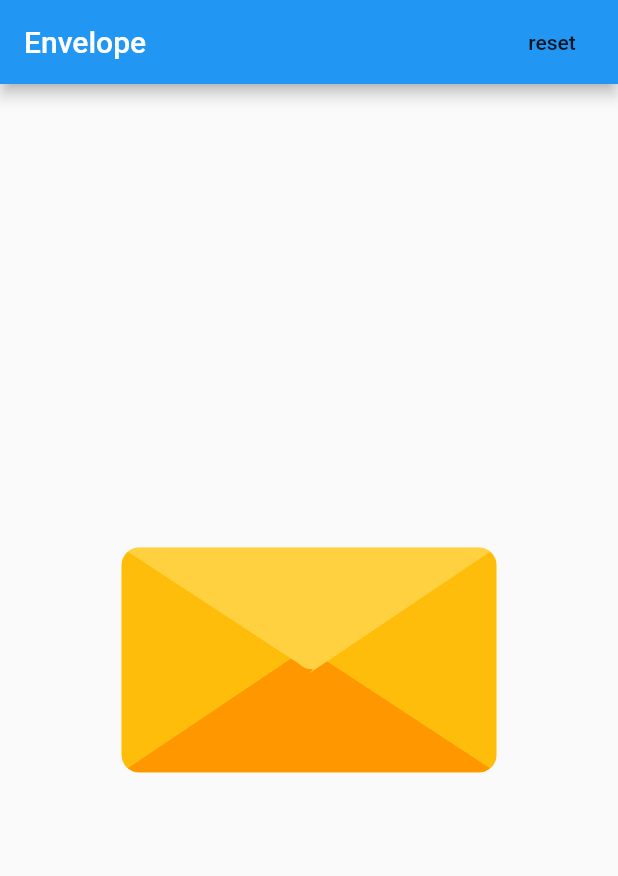
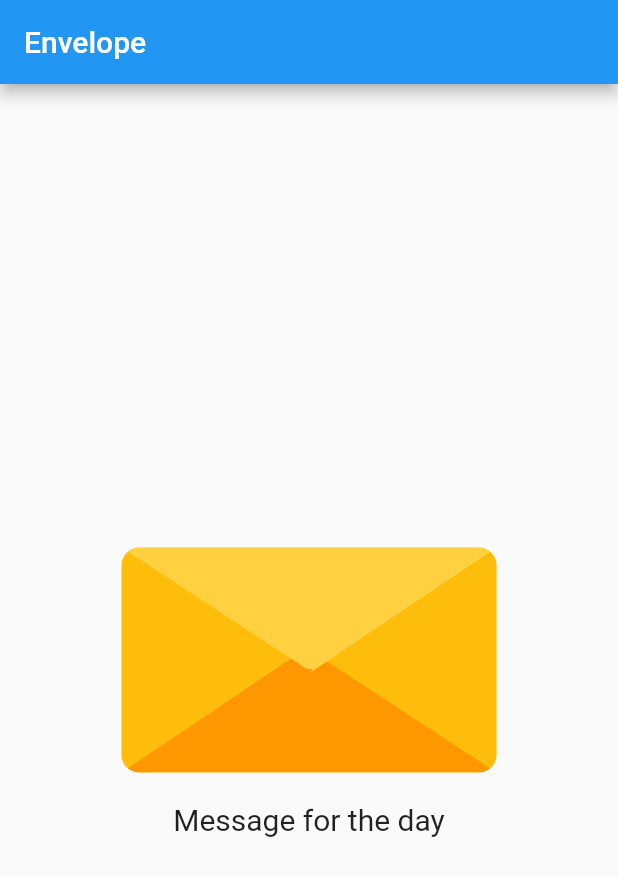
Before and after one commit to shaikabbas051/DailyQuote, a Flutter app: the screen it shows after launch, on a phone screen of 412 x 824 dp. Shown: the top 876 px of the screen. Run offline on Flutter 3.47's test engine with Material 2 defaults, Android fonts, the light colour scheme and no system bars; our stand-ins replace flutter_svg, shared_preferences.

Commit message:
added animation on card message

```diff
--- /dev/null
+++ b/lib/Components/EnvelopeComponent.dart
@@ -0,0 +1,324 @@
+import 'package:envelope/Components/QuoteComponent.dart';
+import 'package:envelope/Components/SideTriangle.dart';
+import 'package:envelope/Components/Triangle.dart';
+import 'package:flutter/material.dart';
+import 'dart:async' show Future;
+import 'dart:convert';
+import 'package:flutter_svg/flutter_svg.dart';
+import 'dart:math';
+import 'package:shared_preferences/shared_preferences.dart';
+import 'dart:async';
+
+class Envelope extends StatefulWidget {
+  @override
+  _EnvelopeState createState() => _EnvelopeState();
+}
+
+class _EnvelopeState extends State<Envelope> with TickerProviderStateMixin {
+  Future<SharedPreferences> _prefs = SharedPreferences.getInstance();
+  //state start
+  var data;
+
+  bool showMessage = false;
+  Map _messageData = {};
+  int _imageData = 1;
+  var fraction = 0.0174533;
+  bool envelopOpened = false;
+  double containerWidth = 250;
+  double containerHeight = 150;
+  double triangleRadius = 12;
+  int envelopeAnimationTime = 2;
+  int cardAnimationTime = 2;
+  //state end *******************
+  //check if the message and image is already loaded or the app is opened for the first time
+  Future<bool> isDataPresent() async {
+    final SharedPreferences prefs = await _prefs;
+    String messageData = prefs.getString("messageData");
+    return messageData != null;
+  }
+
+  //checking the quote validity; temporarily adding it to 1 min for testing
+  Future checkDataValidity() async {
+    final SharedPreferences prefs = await _prefs;
+    int createdAt = prefs.getInt("createdAt");
+    DateTime date = new DateTime.fromMillisecondsSinceEpoch(createdAt);
+    int timestamp = date.add(Duration(minutes: 1)).millisecondsSinceEpoch;
+    int currentTimestamp = DateTime.now().millisecondsSinceEpoch;
+    return currentTimestamp <= timestamp;
+  }
+
+  Future getNewQuote() async {
+    final SharedPreferences prefs = await _prefs;
+    String jsonstring = await DefaultAssetBundle.of(context)
+        .loadString("lib/Fixtures/MessageData.json");
+    List raw = jsonDecode(jsonstring);
+    Random random = new Random();
+    //random number for message
+    int randomNumber_message = random.nextInt(364) + 1;
+    //random number for image
+    int randomNumber_image = random.nextInt(4) + 1;
+    //timestamp
+    int timestamp = DateTime.now().millisecondsSinceEpoch;
+    Map messageData = raw[randomNumber_message];
+    await prefs.setString("messageData", jsonEncode(messageData));
+    await prefs.setInt("imageData", randomNumber_image);
+    await prefs.setInt("createdAt", timestamp);
+    setState(() {
+      _imageData = randomNumber_image;
+      _messageData = messageData;
+    });
+  }
+
+  Future loadQuote() async {
+    bool isData = await isDataPresent();
+    print(isData);
+    if (isData) {
+      bool isValid = await checkDataValidity();
+      print(isValid);
+      if (isValid) {
+        final SharedPreferences prefs = await _prefs;
+        String messageData = prefs.getString("messageData");
+        int imageData = prefs.getInt("imageData");
+        setState(() {
+          _imageData = imageData;
+          _messageData = jsonDecode(messageData);
+        });
+        print(_messageData);
+        return;
+      } else {
+        return getNewQuote();
+      }
+    } else {
+      return getNewQuote();
+    }
+  }
+
+  AnimationController envelopeController;
+  Animation<double> envelopeAnimation;
+  AnimationController cardController;
+  Animation<double> cardAnimation;
+  @override
+  void initState() {
+    super.initState();
+
+    envelopeController = new AnimationController(
+        duration: Duration(milliseconds: 2000), vsync: this)
+      ..addListener(() => setState(() {}));
+    envelopeAnimation =
+        Tween(begin: 0.0, end: 180.0).animate(envelopeController);
+    //card
+    cardController = new AnimationController(
+        duration: Duration(milliseconds: 1500), vsync: this)
+      ..addListener(() => setState(() {}));
+    cardAnimation = Tween(begin: 0.0, end: -125.0).animate(cardController);
+    loadQuote();
+  }
+
+  void animateEnvelope() {
+    envelopeController.forward();
+    new Timer(const Duration(milliseconds: 2100), () {
+      setState(() {
+        envelopOpened = true;
+      });
+      animateCard();
+    });
+  }
+
+  void animateCard() {
+    cardController.forward();
+    new Timer(const Duration(milliseconds: 1600), () {
+      // loadQuote();
+      navigateToQuotePage();
+    });
+  }
+
+  navigateToQuotePage() {
+    Navigator.of(context).pushReplacement(
+      PageRouteBuilder(
+        pageBuilder: (context, animation, secondaryAnimation) => Quote(
+          imageData: _imageData,
+          messageData: _messageData,
+        ),
+        transitionsBuilder: (context, animation, secondaryAnimation, child) {
+          return child;
+        },
+      ),
+    );
+  }
+
+  Widget card() {
+    return Container(
+      height: containerHeight - 20,
+      width: containerWidth - 20,
+      margin: new EdgeInsets.fromLTRB(10, 10, 10, 0),
+      transform: new Matrix4.translationValues(0, cardAnimation.value, 0),
+      decoration: BoxDecoration(
+        borderRadius: BorderRadius.circular(10),
+        image: DecorationImage(
+          image:
+              AssetImage("lib/Assets/image" + _imageData.toString() + ".jpg"),
+          fit: BoxFit.cover,
+          colorFilter: new ColorFilter.mode(
+              Colors.black.withOpacity(0.9), BlendMode.dstATop),
+        ),
+      ),
+      child: Hero(
+          tag: "myImage",
+          child: Center(
+            child: Text(
+              _messageData.containsKey('message')
+                  ? _messageData["message"]
+                  : "",
+              // "boom",
+              style: TextStyle(fontSize: 20, color: Colors.black),
+            ),
+          )),
+    );
+  }
+
+  Widget envelopeTop() {
+    return new Container(
+      height: containerHeight,
+      width: containerWidth,
+      child: ClipRRect(
+        borderRadius: BorderRadius.circular(triangleRadius),
+        child: CustomPaint(
+          painter: TrianglePainter(color: Color(0xffffd140)),
+        ),
+      ),
+      // padding: new EdgeInsets.fromLTRB(16.0, 16.0, 16.0, 16.0),
+      transform: new Matrix4.rotationX(
+          0.0174533 * envelopeAnimation.value), // rotate -10 deg
+    );
+  }
+
+  Widget renderCustomEnvelope() {
+    return GestureDetector(
+      onTap: () => {animateEnvelope()},
+      behavior: HitTestBehavior.translucent,
+      child: new Stack(
+        children: [
+          Container(
+            height: containerHeight,
+            width: containerWidth,
+            decoration: BoxDecoration(
+              borderRadius: BorderRadius.circular(triangleRadius),
+              color: Color(0xffffd140),
+            ),
+          ),
+          envelopOpened ? envelopeTop() : card(),
+          envelopOpened ? card() : SizedBox(),
+          // envelopOpened ? card() : envelopeTop(),
+          //right
+          Transform.rotate(
+            child: Container(
+              height: containerHeight,
+              width: containerWidth,
+              // color: Colors.red,
+              child: ClipRRect(
+                borderRadius: BorderRadius.circular(triangleRadius),
+                child: CustomPaint(
+                  painter: SideTrianglePainter(color: Color(0xfffebd0b)),
+                ),
+              ),
+            ),
+            angle: fraction * 0,
+          ),
+          Transform.rotate(
+            child: Container(
+              height: containerHeight,
+              width: containerWidth,
+              // color: Colors.red,
+              child: ClipRRect(
+                borderRadius: BorderRadius.circular(triangleRadius),
+                child: CustomPaint(
+                    painter: SideTrianglePainter(color: Color(0xfffebd0b))),
+              ),
+            ),
+            angle: fraction * 180,
+          ),
+          //bottom
+          Transform.rotate(
+            child: Container(
+              height: containerHeight,
+              width: containerWidth,
+              child: ClipRRect(
+                borderRadius: BorderRadius.circular(triangleRadius),
+                child: CustomPaint(
+                  painter: TrianglePainter(
+                    color: Color(0xffff9700),
+                  ),
+                ),
+              ),
+            ),
+            angle: fraction * 180,
+          ),
+          envelopOpened ? SizedBox() : envelopeTop(),
+          Container(
+            width: containerWidth,
+            child: Text(
+              "Message for the day",
+              style: TextStyle(fontSize: 20),
+              textAlign: TextAlign.center,
+            ),
+            transform: new Matrix4.translationValues(0, 170, 0),
+          )
+        ],
+      ),
+    );
+  }
+
+  Widget renderElement() {
+    // if (!showMessage) {
+    return renderCustomEnvelope();
+    // }
+    // return renderMessage();
+  }
+
+  // Widget renderMessage() {
+  //   return Container(
+  //     height: MediaQuery.of(context).size.height,
+  //     width: MediaQuery.of(context).size.width,
+  //     decoration: BoxDecoration(
+  //       image: DecorationImage(
+  //         image:
+  //             AssetImage("lib/Assets/image" + _imageData.toString() + ".jpg"),
+  //         fit: BoxFit.cover,
+  //         colorFilter: new ColorFilter.mode(
+  //             Colors.black.withOpacity(0.6), BlendMode.dstATop),
+  //       ),
+  //     ),
+  //     child: Center(
+  //       child: Text(
+  //         _messageData["message"],
+  //         style: TextStyle(fontSize: 20, color: Colors.black),
+  //       ),
+  //     ),
+  //   );
+  // }
+
+  @override
+  Widget build(BuildContext context) {
+    return Scaffold(
+      appBar: AppBar(
+        title: Text("Envelope"),
+        actions: [
+          // FlatButton(
+          //   child: Text("reset"),
+          //   onPressed: () {
+          //     setState(() {
+          //       showMessage = false;
+          //     });
+          //   },
+          // )
+        ],
+      ),
+      body: Center(
+        child: renderElement(),
+      ), // This trailing comma makes auto-formatting nicer for build methods.
+    );
+  }
+}
+//side #febd0b
+//bottom ff9700
+//top ffd140
--- a/lib/main.dart
+++ b/lib/main.dart
@@ -1,4 +1,6 @@
+import 'package:envelope/Components/EnvelopeComponent.dart';
 import 'package:envelope/Components/HomePage.dart';
+import 'package:envelope/Components/QuoteComponent.dart';
 import 'package:flutter/material.dart';
 
 void main() {
@@ -24,7 +26,7 @@ class MyApp extends StatelessWidget {
         // is not restarted.
         primarySwatch: Colors.blue,
       ),
-      home: HomePage(),
+      home: Envelope(),
     );
   }
 }
```
Also changed, not shown: lib/Components/QuoteComponent.dart (added, +35 -0 lines).
